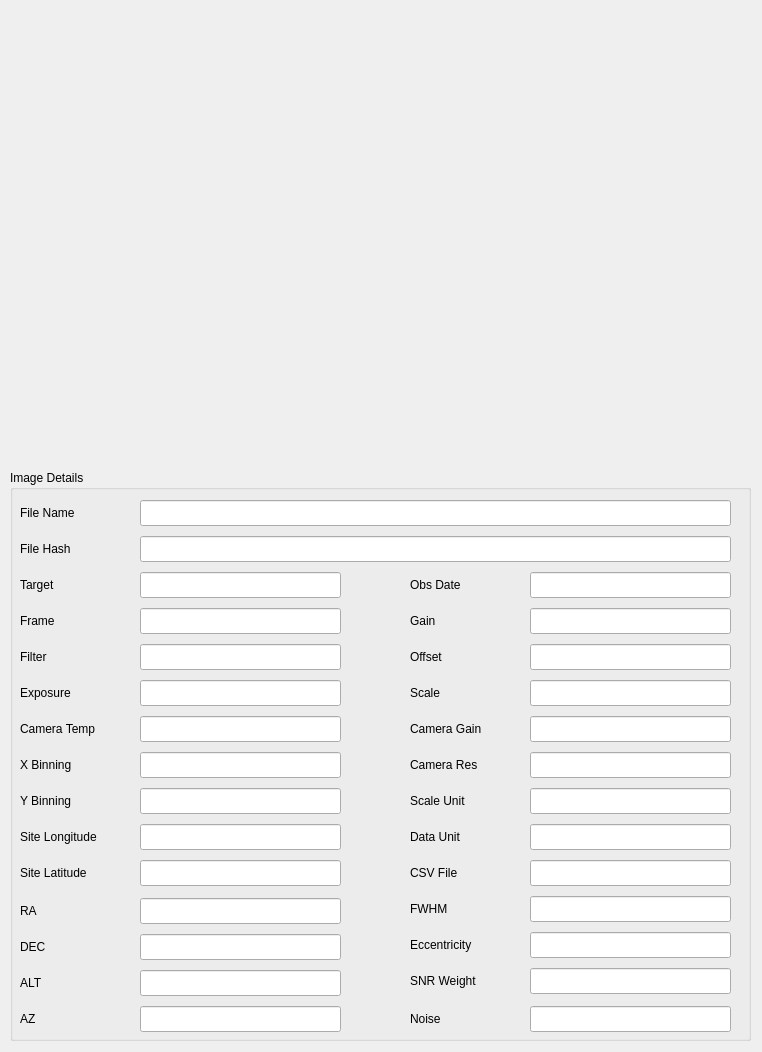
fenriques/AstroDom, file astrodom/gui/imageDetailWindow.ui: the form before one commit.
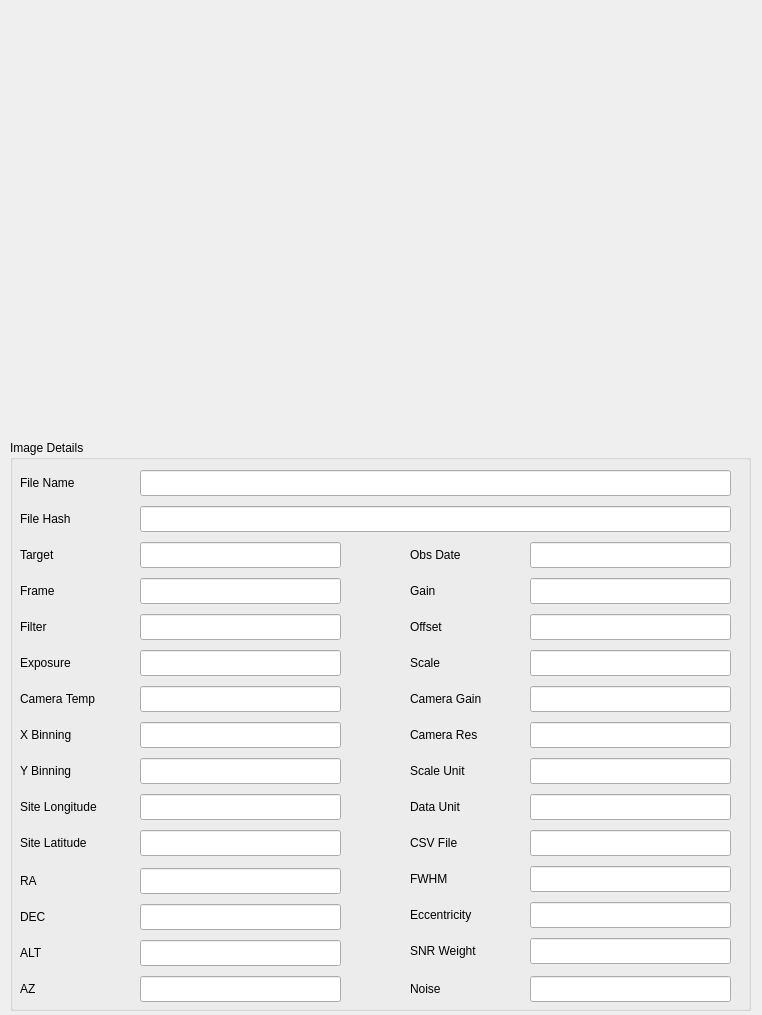
The form after the commit.

```diff
--- a/astrodom/gui/imageDetailWindow.ui
+++ b/astrodom/gui/imageDetailWindow.ui
@@ -7,7 +7,7 @@
     <x>0</x>
     <y>0</y>
     <width>762</width>
-    <height>1052</height>
+    <height>1015</height>
    </rect>
   </property>
   <property name="windowTitle">
@@ -17,7 +17,7 @@
    <property name="geometry">
     <rect>
      <x>10</x>
-     <y>470</y>
+     <y>440</y>
      <width>741</width>
      <height>571</height>
     </rect>
@@ -673,9 +673,9 @@
   <widget class="QWidget" name="MplWidget" native="true">
    <property name="geometry">
     <rect>
-     <x>39</x>
-     <y>4</y>
-     <width>711</width>
+     <x>30</x>
+     <y>0</y>
+     <width>691</width>
      <height>441</height>
     </rect>
    </property>
```
